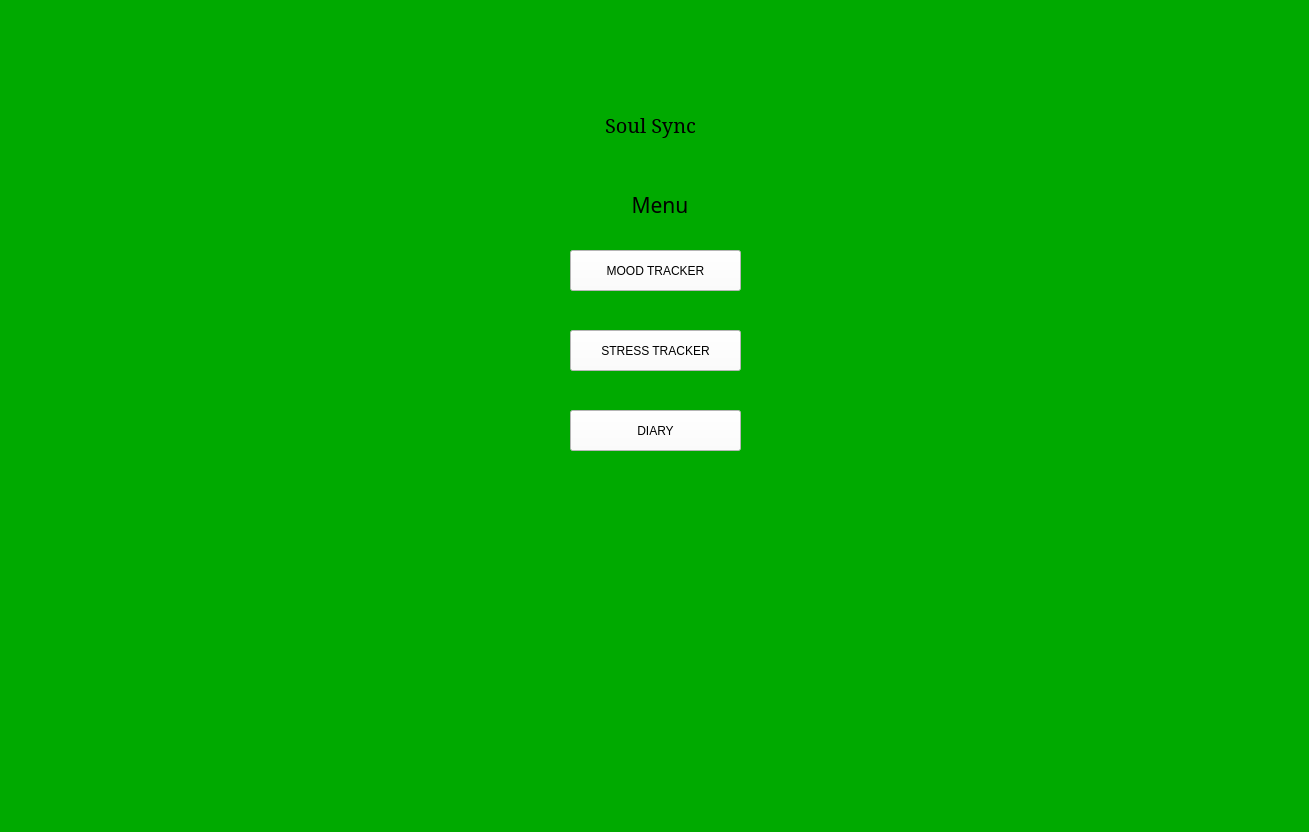
Above: All_Files/view/UI files/menu.ui from LungoweA/SoulSync before the change. Below: the same form after it.
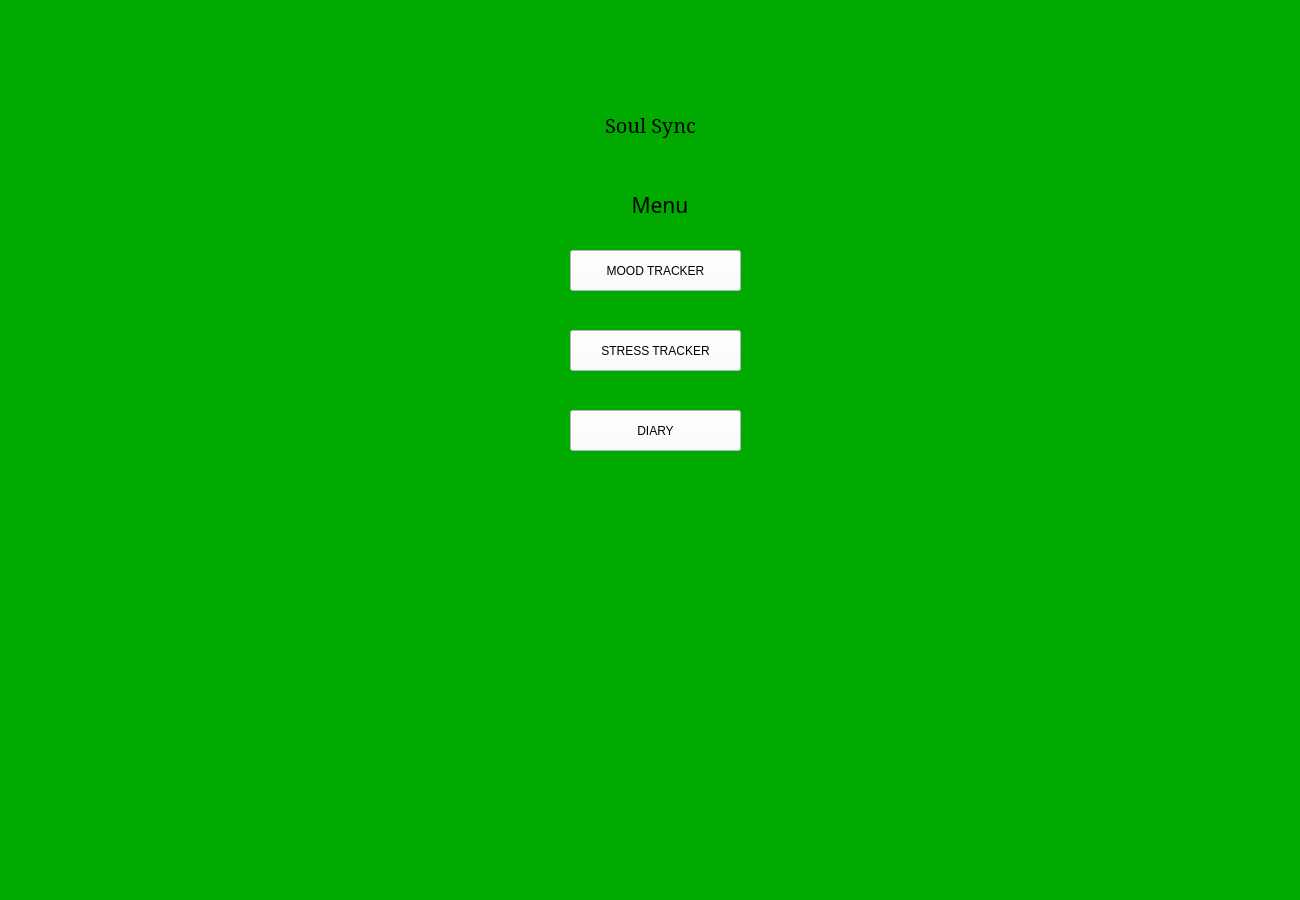
That is the form after the change. Icons and pictures are not drawn.

```diff
--- a/All_Files/view/UI files/menu.ui
+++ b/All_Files/view/UI files/menu.ui
@@ -6,8 +6,8 @@
    <rect>
     <x>0</x>
     <y>0</y>
-    <width>1309</width>
-    <height>832</height>
+    <width>1300</width>
+    <height>900</height>
    </rect>
   </property>
   <property name="windowTitle">
```
Left out of the diff: 4 changed lines with no effect on the pictures.
